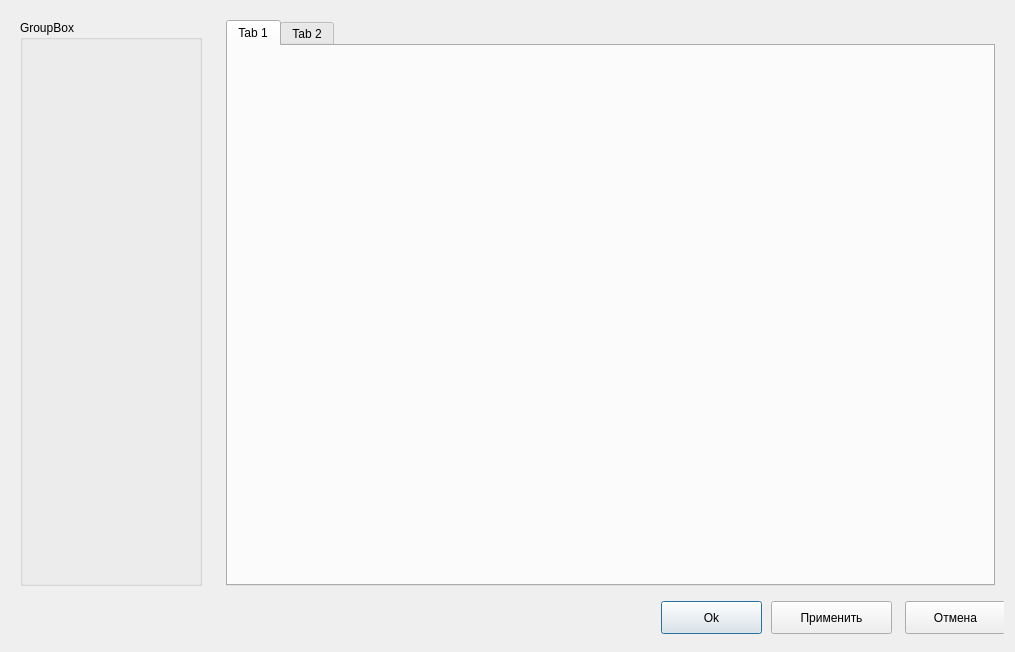
First picture: the form in untitled/settings.ui, repository Ivanos121/ImView, before the edit.
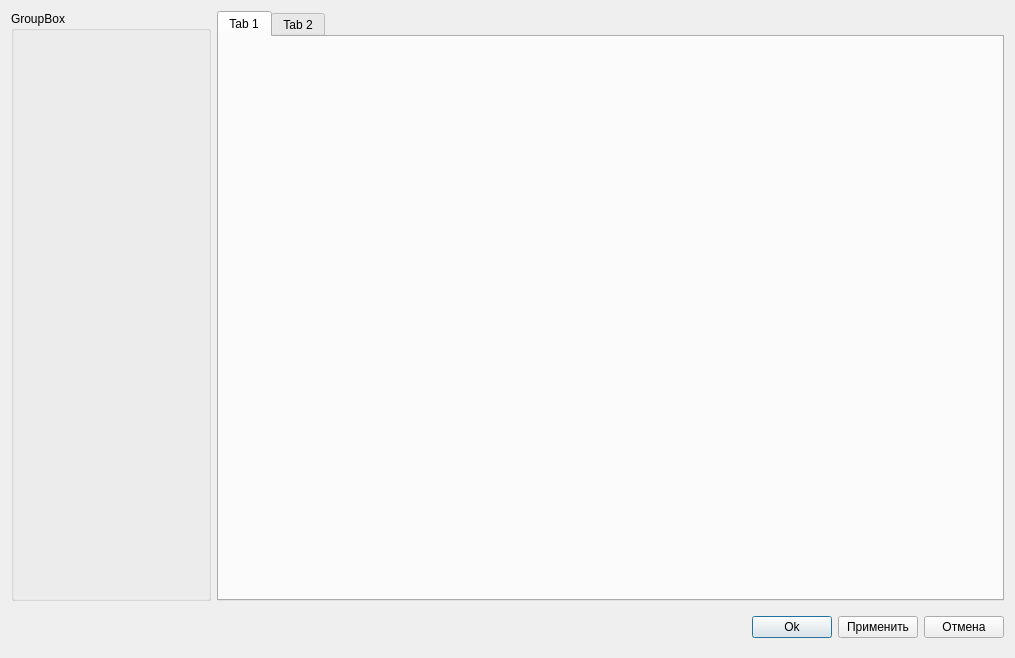
Second picture: the form after the edit. Icons and pictures are not drawn.

The edit to the form file:
```diff
--- a/untitled/settings.ui
+++ b/untitled/settings.ui
@@ -7,30 +7,36 @@
     <x>0</x>
     <y>0</y>
     <width>1015</width>
-    <height>652</height>
+    <height>658</height>
    </rect>
   </property>
   <property name="windowTitle">
    <string>Параметры</string>
   </property>
   <layout class="QGridLayout" name="gridLayout">
-   <item row="3" column="0" colspan="2">
+   <item row="1" column="0" colspan="2" alignment="Qt::AlignRight">
     <widget class="QWidget" name="widget_2" native="true">
+     <property name="sizePolicy">
+      <sizepolicy hsizetype="Preferred" vsizetype="Preferred">
+       <horstretch>0</horstretch>
+       <verstretch>0</verstretch>
+      </sizepolicy>
+     </property>
      <property name="maximumSize">
       <size>
        <width>16777215</width>
        <height>40</height>
       </size>
      </property>
+     <property name="styleSheet">
+      <string notr="true"/>
+     </property>
+     <layout class="QHBoxLayout" name="horizontalLayout">
+      <property name="rightMargin">
+       <number>0</number>
+      </property>
+      <item>
      <widget class="QPushButton" name="pushButton">
-      <property name="geometry">
-       <rect>
-        <x>650</x>
-        <y>0</y>
-        <width>101</width>
-        <height>33</height>
-       </rect>
-      </property>
       <property name="sizePolicy">
        <sizepolicy hsizetype="Fixed" vsizetype="Fixed">
         <horstretch>0</horstretch>
@@ -41,18 +47,13 @@
        <string>Ok</string>
       </property>
       <property name="icon">
-       <iconset theme="checkmark"/>
-      </property>
-     </widget>
+         <iconset theme="checkmark">
+          <normaloff>.</normaloff>.</iconset>
+        </property>
+       </widget>
+      </item>
+      <item>
      <widget class="QPushButton" name="pushButton_2">
-      <property name="geometry">
-       <rect>
-        <x>760</x>
-        <y>0</y>
-        <width>121</width>
-        <height>33</height>
-       </rect>
-      </property>
       <property name="sizePolicy">
        <sizepolicy hsizetype="Fixed" vsizetype="Fixed">
         <horstretch>0</horstretch>
@@ -63,18 +64,13 @@
        <string>Применить</string>
       </property>
       <property name="icon">
-       <iconset theme="checkmark"/>
-      </property>
-     </widget>
+         <iconset theme="checkmark">
+          <normaloff>.</normaloff>.</iconset>
+        </property>
+       </widget>
+      </item>
+      <item>
      <widget class="QPushButton" name="pushButton_3">
-      <property name="geometry">
-       <rect>
-        <x>894</x>
-        <y>0</y>
-        <width>101</width>
-        <height>33</height>
-       </rect>
-      </property>
       <property name="sizePolicy">
        <sizepolicy hsizetype="Fixed" vsizetype="Fixed">
         <horstretch>0</horstretch>
@@ -85,34 +81,15 @@
        <string>Отмена</string>
       </property>
       <property name="icon">
-       <iconset theme="edit-none"/>
-      </property>
-     </widget>
-    </widget>
-   </item>
-   <item row="1" column="0" rowspan="2">
-    <widget class="QWidget" name="widget_4" native="true">
-     <property name="maximumSize">
-      <size>
-       <width>200</width>
-       <height>16777215</height>
-      </size>
-     </property>
-     <layout class="QGridLayout" name="gridLayout_2">
-      <item row="0" column="0">
-       <widget class="QGroupBox" name="groupBox">
-        <property name="title">
-         <string>GroupBox</string>
+         <iconset theme="edit-none">
+          <normaloff>.</normaloff>.</iconset>
         </property>
        </widget>
       </item>
      </layout>
     </widget>
    </item>
-   <item row="1" column="1" rowspan="2">
-    <widget class="QWidget" name="widget_3" native="true">
-     <layout class="QHBoxLayout" name="horizontalLayout">
-      <item>
+   <item row="0" column="1">
        <widget class="QTabWidget" name="tabWidget">
         <property name="sizePolicy">
          <sizepolicy hsizetype="Preferred" vsizetype="Preferred">
@@ -132,7 +109,17 @@
         </widget>
        </widget>
       </item>
-     </layout>
+   <item row="0" column="0">
+    <widget class="QGroupBox" name="groupBox">
+     <property name="maximumSize">
+      <size>
+       <width>200</width>
+       <height>16777215</height>
+      </size>
+     </property>
+     <property name="title">
+      <string>GroupBox</string>
+     </property>
     </widget>
    </item>
   </layout>
```
Lines whose indentation alone changed are shown as unchanged.
